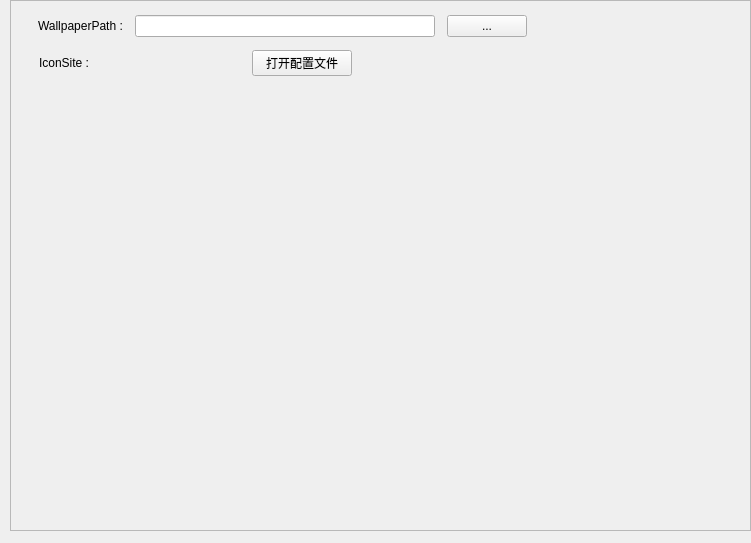
The window that launcher_page.ui (archerHe/Test) describes before a commit, drawn with Qt 5.
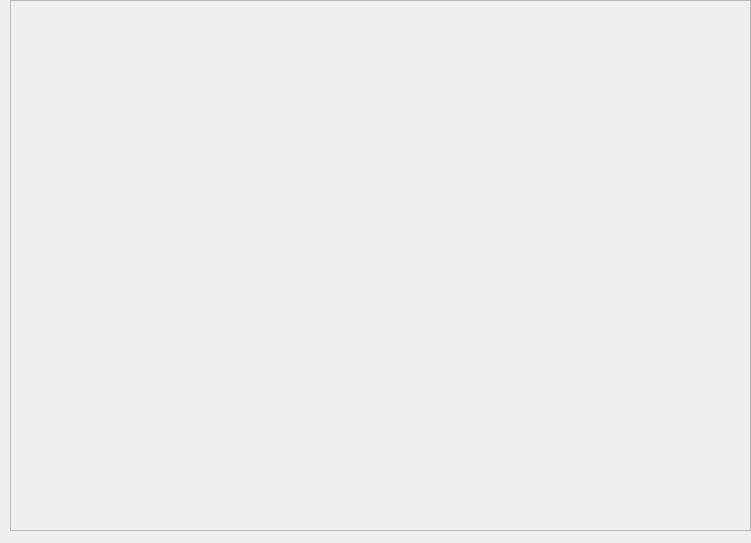
The same window after the commit.

Patch:
```diff
--- a/launcher_page.ui
+++ b/launcher_page.ui
@@ -34,116 +34,6 @@
       <height>529</height>
      </rect>
     </property>
-    <widget class="QWidget" name="layoutWidget">
-     <property name="geometry">
-      <rect>
-       <x>21</x>
-       <y>11</y>
-       <width>504</width>
-       <height>29</height>
-      </rect>
-     </property>
-     <layout class="QHBoxLayout" name="horizontalLayout">
-      <item>
-       <widget class="QLabel" name="lbl_wallpaper">
-        <property name="sizePolicy">
-         <sizepolicy hsizetype="Fixed" vsizetype="Fixed">
-          <horstretch>0</horstretch>
-          <verstretch>0</verstretch>
-         </sizepolicy>
-        </property>
-        <property name="text">
-         <string>WallpaperPath :</string>
-        </property>
-       </widget>
-      </item>
-      <item>
-       <widget class="QLineEdit" name="le_wallpaperPath">
-        <property name="sizePolicy">
-         <sizepolicy hsizetype="Fixed" vsizetype="Fixed">
-          <horstretch>0</horstretch>
-          <verstretch>0</verstretch>
-         </sizepolicy>
-        </property>
-        <property name="minimumSize">
-         <size>
-          <width>300</width>
-          <height>0</height>
-         </size>
-        </property>
-       </widget>
-      </item>
-      <item>
-       <widget class="QPushButton" name="btn_wallpaper_choose">
-        <property name="sizePolicy">
-         <sizepolicy hsizetype="Fixed" vsizetype="Fixed">
-          <horstretch>0</horstretch>
-          <verstretch>0</verstretch>
-         </sizepolicy>
-        </property>
-        <property name="minimumSize">
-         <size>
-          <width>50</width>
-          <height>0</height>
-         </size>
-        </property>
-        <property name="text">
-         <string>...</string>
-        </property>
-       </widget>
-      </item>
-     </layout>
-    </widget>
-    <widget class="QWidget" name="">
-     <property name="geometry">
-      <rect>
-       <x>21</x>
-       <y>46</y>
-       <width>328</width>
-       <height>32</height>
-      </rect>
-     </property>
-     <layout class="QHBoxLayout" name="horizontalLayout_2">
-      <item>
-       <widget class="QLabel" name="lbl_icon_site">
-        <property name="sizePolicy">
-         <sizepolicy hsizetype="Fixed" vsizetype="Fixed">
-          <horstretch>0</horstretch>
-          <verstretch>0</verstretch>
-         </sizepolicy>
-        </property>
-        <property name="minimumSize">
-         <size>
-          <width>200</width>
-          <height>0</height>
-         </size>
-        </property>
-        <property name="text">
-         <string>IconSite :</string>
-        </property>
-       </widget>
-      </item>
-      <item>
-       <widget class="QPushButton" name="btn_icon_site">
-        <property name="sizePolicy">
-         <sizepolicy hsizetype="Fixed" vsizetype="Fixed">
-          <horstretch>0</horstretch>
-          <verstretch>0</verstretch>
-         </sizepolicy>
-        </property>
-        <property name="minimumSize">
-         <size>
-          <width>100</width>
-          <height>0</height>
-         </size>
-        </property>
-        <property name="text">
-         <string>打开配置文件</string>
-        </property>
-       </widget>
-      </item>
-     </layout>
-    </widget>
    </widget>
   </widget>
  </widget>
```
